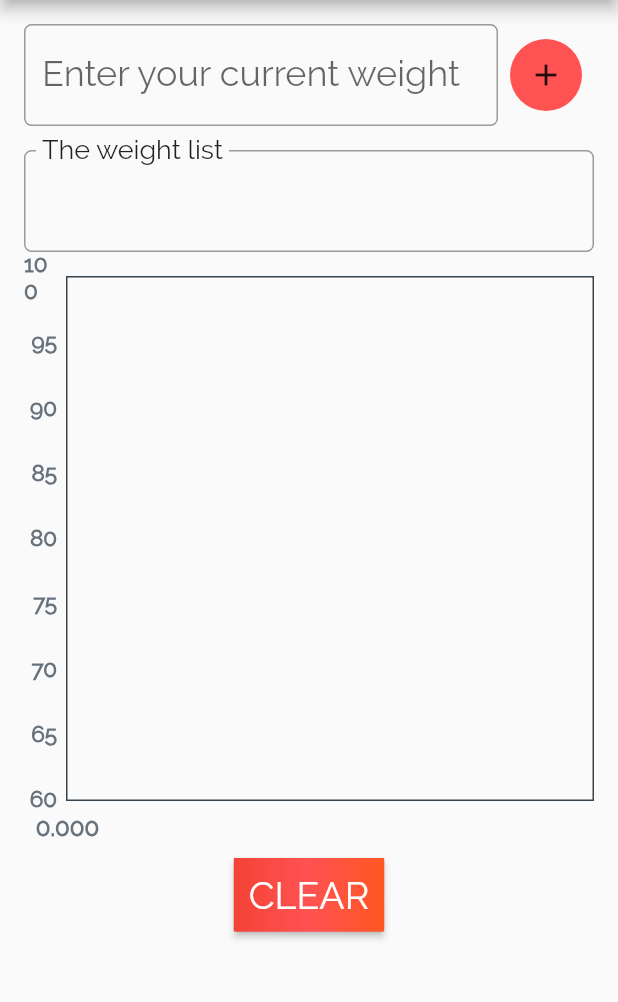
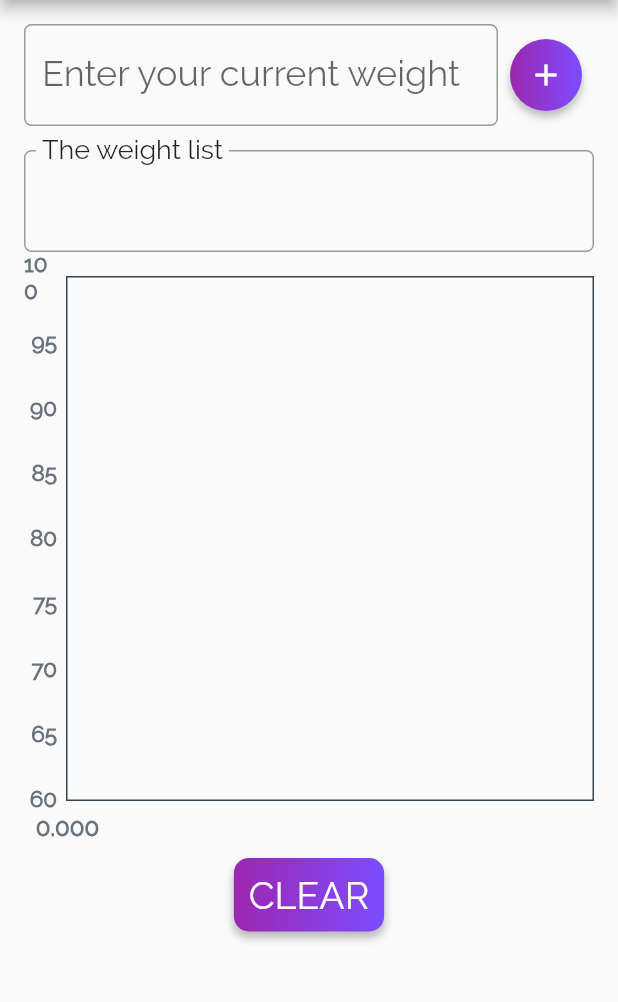
Before and after one commit to deepakmkoshy/WeightTracker, a Flutter app: the screen it shows after launch, on a phone screen of 412 x 824 dp, the part 84-1086 px from its top. Run offline on Flutter 3.47's test engine with Material 2 defaults, Android fonts, the phone set to English and light mode, and no system bars; drawn by our look-alikes of fl_chart; our stand-ins replace hive; accounts and stored records are empty.

Commit message:
Some minute UI changes

```diff
--- a/lib/HomePage.dart
+++ b/lib/HomePage.dart
@@ -4,14 +4,6 @@ import 'package:Weight_Tracker/Graph.dart';
 import 'package:hive/hive.dart';
 
 class MyHomePage extends StatefulWidget {
-  // This widget is the home page of your application. It is stateful, meaning
-  // that it has a State object (defined below) that contains fields that affect
-  // how it looks.
-
-  // This class is the configuration for the state. It holds the values (in this
-  // case the title) provided by the parent (in this case the App widget) and
-  // used by the build method of the State. Fields in a Widget subclass are
-  // always marked "final".
 
   @override
   _MyHomePageState createState() => _MyHomePageState();
@@ -102,12 +94,25 @@ class _MyHomePageState extends State<MyHomePage> {
                   padding: const EdgeInsets.all(8.0),
                   child: Ink(
                       decoration: ShapeDecoration(
-                          shape: CircleBorder(), color: Colors.redAccent),
+                          shadows: [
+                  BoxShadow(
+                      color: Color(0x40000000),
+                      blurRadius: 4,
+                      offset: Offset(0, 4))
+                ],
+                          shape: CircleBorder(),
+                          gradient: LinearGradient(
+                      colors: <Color>[
+                        Colors.purple,
+                        Colors.deepPurpleAccent,
+                        // Colors.deepOrange,
+                      ],
+                    ),),
                       child: IconButton(
                         onPressed: () {
                           _updateInput();
                         },
-                        icon: Icon(Icons.add),
+                        icon: Icon(Icons.add, color: Colors.white),
                       )),
                 ),
               ],
@@ -130,17 +135,23 @@ class _MyHomePageState extends State<MyHomePage> {
             Graph(weight),
             Padding(
               padding: const EdgeInsets.only(top: 8.0),
-              child: RaisedButton(
+              child: FlatButton(
                 onPressed: clearDB,
-                color: Colors.redAccent,
                 padding: EdgeInsets.all(0.0),
                 child: Container(
-                  decoration: const BoxDecoration(
+                  decoration: BoxDecoration(
+                    borderRadius: BorderRadius.circular(10.0),
+                    boxShadow: [
+                  BoxShadow(
+                      color: Color(0x40000000),
+                      blurRadius: 4,
+                      offset: Offset(0, 4))
+                ],
                     gradient: LinearGradient(
                       colors: <Color>[
-                        Colors.red,
-                        Colors.redAccent,
-                        Colors.deepOrange,
+                        Colors.purple,
+                        Colors.deepPurpleAccent,
+                        // Colors.deepOrange,
                       ],
                     ),
                   ),
```
Also changed, not shown: pubspec.lock.
